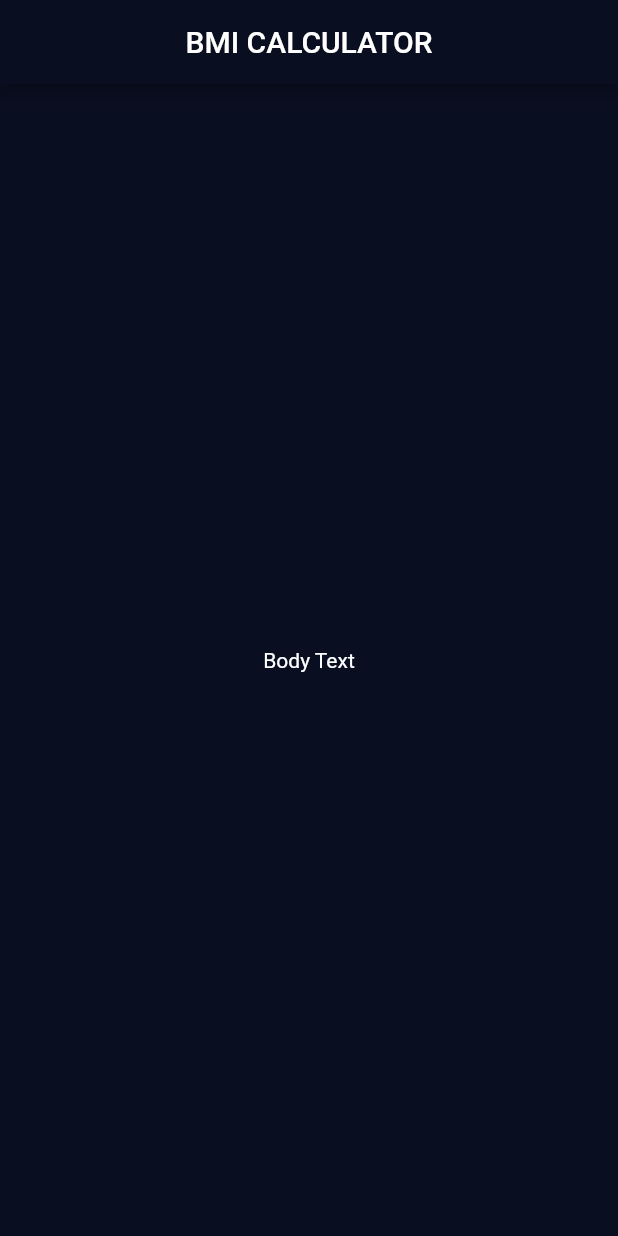
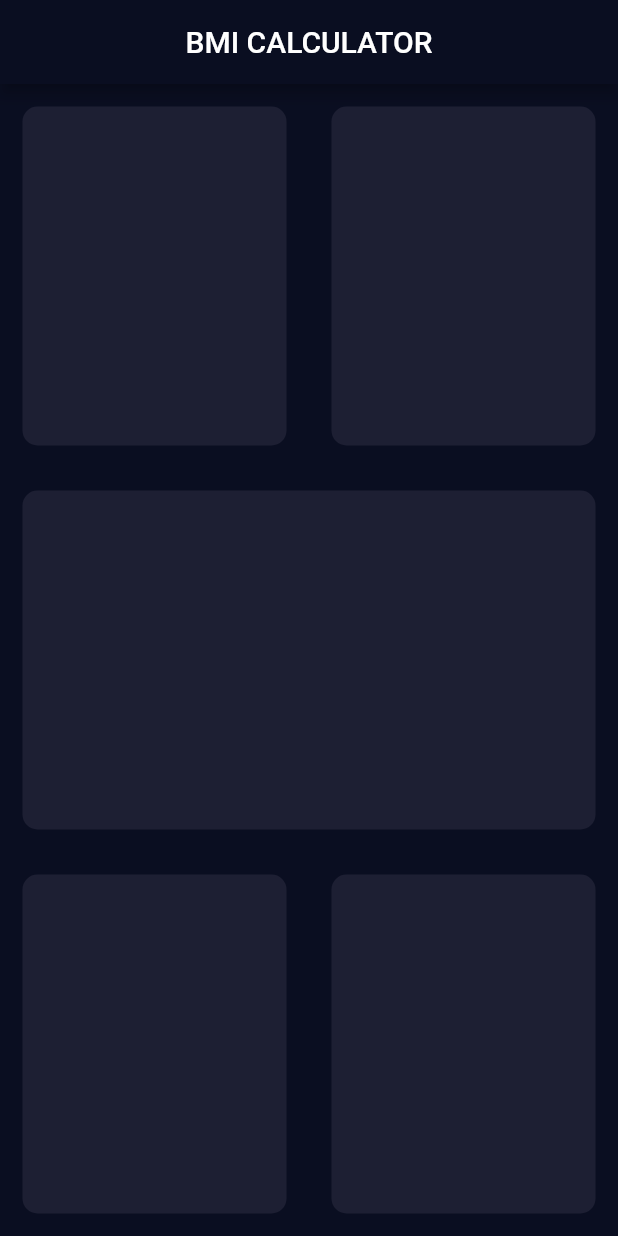
Before and after one commit to MuursaleenBats/bmi_calculator, a Flutter app: the screen it shows after launch, on a phone screen of 412 x 824 dp. Run offline on Flutter 3.47's test engine with Material 2 defaults, Android fonts, the phone set to English and light mode, and no system bars.

Commit message:
layout setup

```diff
--- a/lib/input_page.dart
+++ b/lib/input_page.dart
@@ -12,9 +12,62 @@ class _InputPageState extends State<InputPage> {
       appBar: AppBar(
         title: Center(child: Text('BMI CALCULATOR')),
       ),
-      body: Center(
-        child: Text('Body Text'),
+      body: Column(
+        children: [
+          Expanded(
+            child: Row(
+              children: [
+                Expanded(
+                  child: ReusableCard(
+                    colour: Color(0xFF1D1F33),
+                  ),
+                ),
+                Expanded(
+                  child: ReusableCard(
+                    colour: Color(0xFF1D1F33),
+                  ),
+                ),
+              ],
+            ),
+          ),
+          Expanded(
+            child: ReusableCard(
+              colour: Color(0xFF1D1F33),
+            ),
+          ),
+          Expanded(
+            child: Row(
+              children: [
+                Expanded(
+                  child: ReusableCard(
+                    colour: Color(0xFF1D1F33),
+                  ),
+                ),
+                Expanded(
+                  child: ReusableCard(
+                    colour: Color(0xFF1D1F33),
+                  ),
+                ),
+              ],
+            ),
+          ),
+        ],
       ),
     );
   }
 }
+
+class ReusableCard extends StatelessWidget {
+  ReusableCard({required this.colour});
+  final Color colour;
+  @override
+  Widget build(BuildContext context) {
+    return Container(
+      margin: EdgeInsets.all(15.0),
+      decoration: BoxDecoration(
+        color: colour,
+        borderRadius: BorderRadius.circular(10.0),
+      ),
+    );
+  }
+}
```
